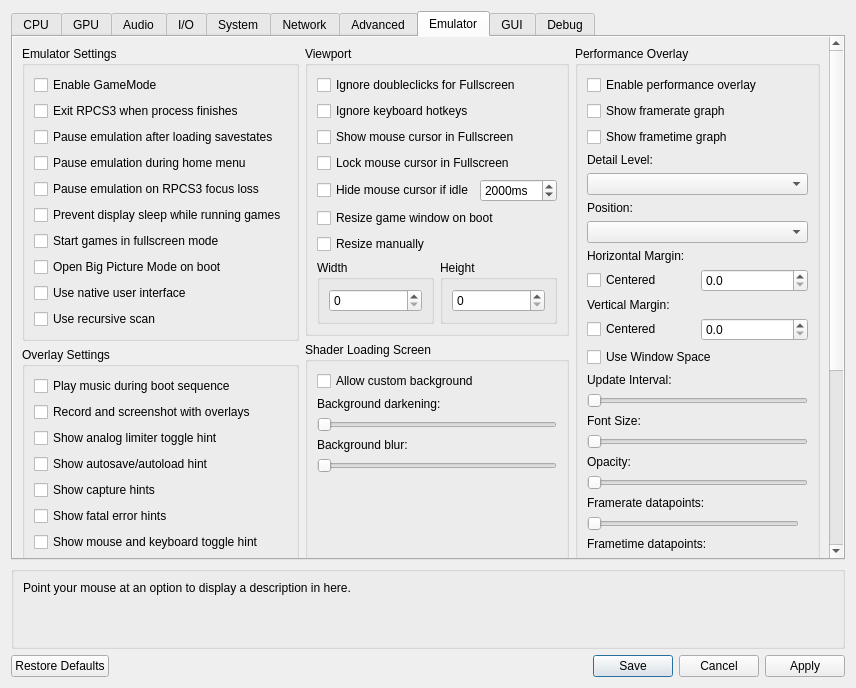
Before: the Qt Designer form rpcs3/rpcs3qt/settings_dialog.ui in RPCS3/rpcs3, drawn with Qt 5.
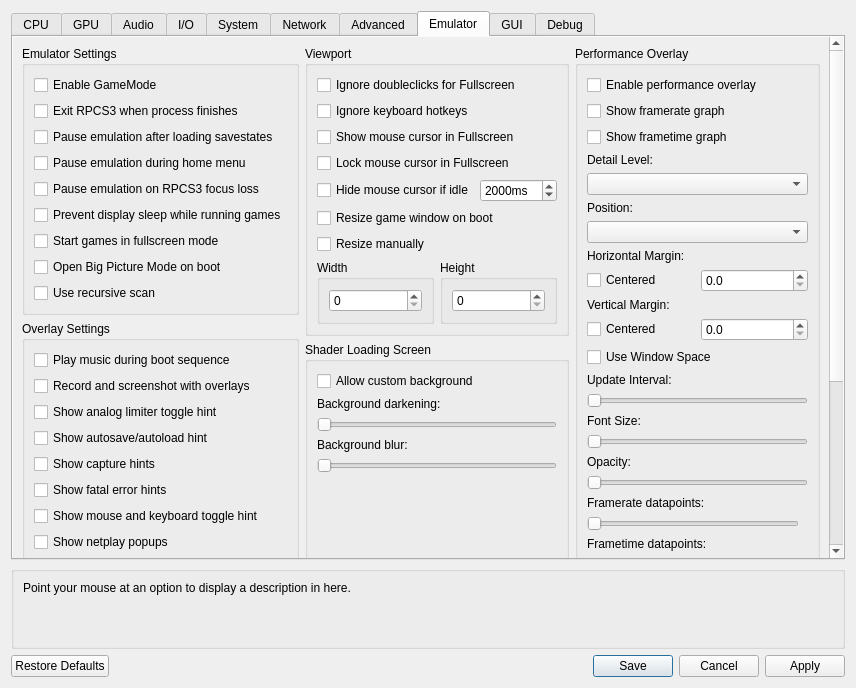
After: the same form once the commit is applied. The open tabs and pages were chosen to show the change. Icons and pictures are not drawn. Custom widgets are drawn as their Qt base class.

Commit message: overlays: replace use_native_interface with render_native_interface

```diff
--- a/rpcs3/rpcs3qt/settings_dialog.ui
+++ b/rpcs3/rpcs3qt/settings_dialog.ui
@@ -3235,13 +3235,6 @@
                     </property>
                    </widget>
                   </item>
-                  <item>
-                   <widget class="QCheckBox" name="useNativeInterface">
-                    <property name="text">
-                     <string>Use native user interface</string>
-                    </property>
-                   </widget>
-                  </item>
                   <item>
                    <widget class="QCheckBox" name="useRecursiveScan">
                     <property name="text">
```
Left out of the diff: 9 changed lines with no effect on the pictures. The commit also changes 8 other files.
